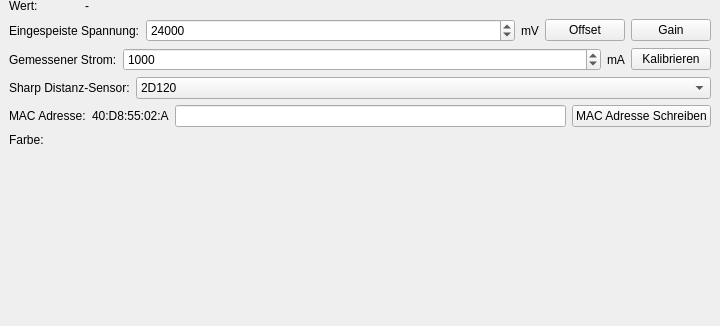
First picture: the form in src/flash-test/ui/mainwindow.ui, repository Tinkerforge/flash-test, before the edit; both pictures show x 0 to 720 and y 369 to 695 of the 720 by 695 pixel window.
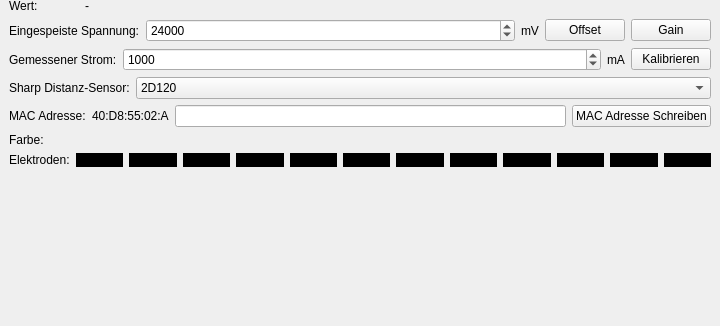
Second picture: the form after the edit.

Commit message: Add Multi touch Bricklet plugin

Patch:
```diff
--- a/src/flash-test/ui/mainwindow.ui
+++ b/src/flash-test/ui/mainwindow.ui
@@ -347,6 +347,137 @@
         </item>
        </layout>
       </item>
+      <item>
+       <layout class="QHBoxLayout" name="multi_touch_layout">
+        <item>
+         <widget class="QLabel" name="label_17">
+          <property name="text">
+           <string>Elektroden:</string>
+          </property>
+         </widget>
+        </item>
+        <item>
+         <widget class="QLabel" name="label_multi_touch_0">
+          <property name="styleSheet">
+           <string notr="true">QLabel { background-color : black; }</string>
+          </property>
+          <property name="text">
+           <string/>
+          </property>
+         </widget>
+        </item>
+        <item>
+         <widget class="QLabel" name="label_multi_touch_1">
+          <property name="styleSheet">
+           <string notr="true">QLabel { background-color : black; }</string>
+          </property>
+          <property name="text">
+           <string/>
+          </property>
+         </widget>
+        </item>
+        <item>
+         <widget class="QLabel" name="label_multi_touch_2">
+          <property name="styleSheet">
+           <string notr="true">QLabel { background-color : black; }</string>
+          </property>
+          <property name="text">
+           <string/>
+          </property>
+         </widget>
+        </item>
+        <item>
+         <widget class="QLabel" name="label_multi_touch_3">
+          <property name="styleSheet">
+           <string notr="true">QLabel { background-color : black; }</string>
+          </property>
+          <property name="text">
+           <string/>
+          </property>
+         </widget>
+        </item>
+        <item>
+         <widget class="QLabel" name="label_multi_touch_4">
+          <property name="styleSheet">
+           <string notr="true">QLabel { background-color : black; }</string>
+          </property>
+          <property name="text">
+           <string/>
+          </property>
+         </widget>
+        </item>
+        <item>
+         <widget class="QLabel" name="label_multi_touch_5">
+          <property name="styleSheet">
+           <string notr="true">QLabel { background-color : black; }</string>
+          </property>
+          <property name="text">
+           <string/>
+          </property>
+         </widget>
+        </item>
+        <item>
+         <widget class="QLabel" name="label_multi_touch_6">
+          <property name="styleSheet">
+           <string notr="true">QLabel { background-color : black; }</string>
+          </property>
+          <property name="text">
+           <string/>
+          </property>
+         </widget>
+        </item>
+        <item>
+         <widget class="QLabel" name="label_multi_touch_7">
+          <property name="styleSheet">
+           <string notr="true">QLabel { background-color : black; }</string>
+          </property>
+          <property name="text">
+           <string/>
+          </property>
+         </widget>
+        </item>
+        <item>
+         <widget class="QLabel" name="label_multi_touch_8">
+          <property name="styleSheet">
+           <string notr="true">QLabel { background-color : black; }</string>
+          </property>
+          <property name="text">
+           <string/>
+          </property>
+         </widget>
+        </item>
+        <item>
+         <widget class="QLabel" name="label_multi_touch_9">
+          <property name="styleSheet">
+           <string notr="true">QLabel { background-color : black; }</string>
+          </property>
+          <property name="text">
+           <string/>
+          </property>
+         </widget>
+        </item>
+        <item>
+         <widget class="QLabel" name="label_multi_touch_10">
+          <property name="styleSheet">
+           <string notr="true">QLabel { background-color : black; }</string>
+          </property>
+          <property name="text">
+           <string/>
+          </property>
+         </widget>
+        </item>
+        <item>
+         <widget class="QLabel" name="label_multi_touch_11">
+          <property name="styleSheet">
+           <string notr="true">QLabel { background-color : black; }</string>
+          </property>
+          <property name="text">
+           <string/>
+          </property>
+         </widget>
+        </item>
+       </layout>
+      </item>
       <item>
        <layout class="QVBoxLayout" name="layout_plugin_bottom"/>
       </item>
```
The commit also changes 4 other files.
